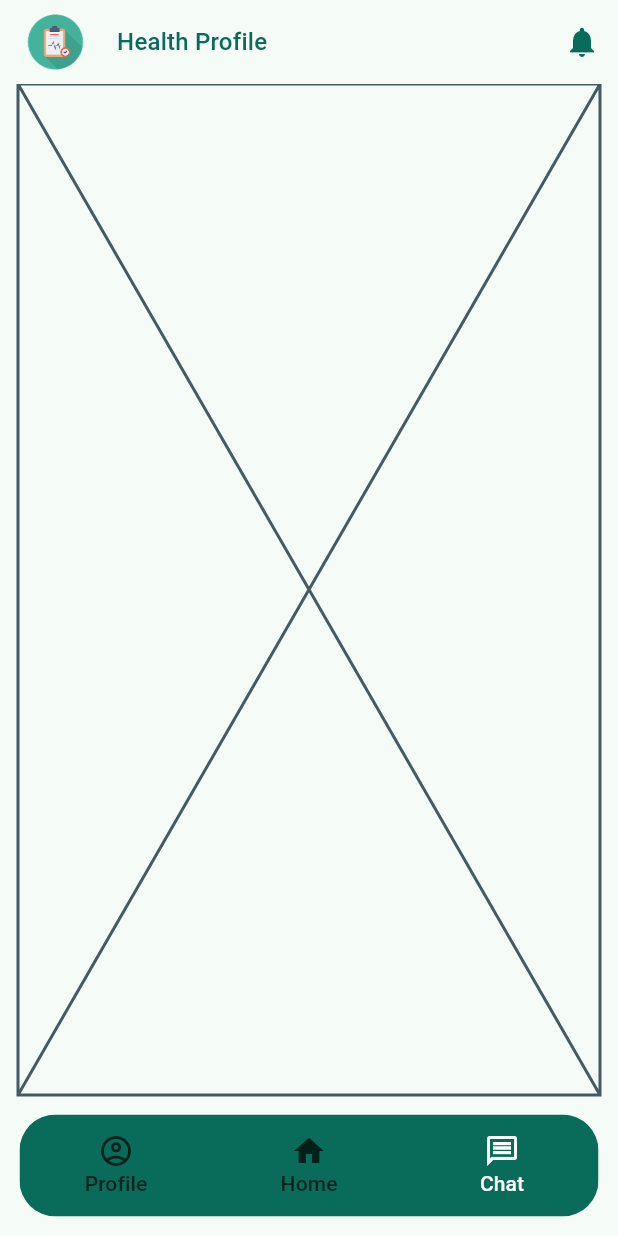
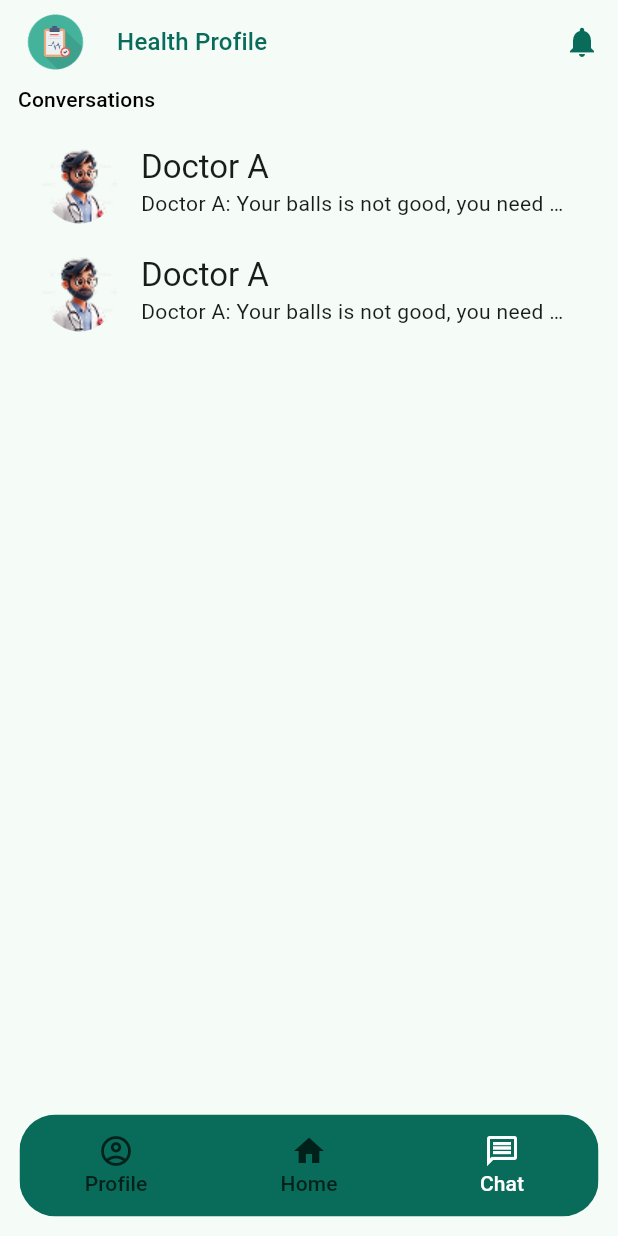
Before and after one commit to anhkien7780/health_profile, a Flutter app: the HomeChildPage screen opened directly, item 3 of the bottom bar chosen, on a phone screen of 412 x 824 dp. Run offline on Flutter 3.47's test engine with Material 3 defaults, Android fonts, the phone set to English and light mode, and no system bars; drawn by our look-alikes of loader_overlay; our stand-ins replace equatable, flutter_bloc, flutter_svg, go_router, google_fonts, shared_preferences and 1 more; accounts and stored records are empty; generated files the repository leaves out were written again; statements that could not run were skipped.

Commit message:
feat: add ChatBody

```diff
--- a/lib/common/app_dimens.dart
+++ b/lib/common/app_dimens.dart
@@ -9,6 +9,7 @@ class AppDimens {
 
   // Icon
   static const double iconSizeNormal = 24;
+  static const double iconChatRadius = 25;
 
   // Button
   static const double buttonHeightBig = 80;
--- a/lib/common/app_images.dart
+++ b/lib/common/app_images.dart
@@ -1,5 +1,6 @@
 class AppImages {
   AppImages._();
   static final icLogo = "assets/icon/ic_launcher.png";
-  static final iPlaceHolder = "assets/image/place_holder.svg";
+  static final icPlaceHolder = "assets/image/place_holder.svg";
+  static final icDoctor = "assets/image/ic_doctor.png";
 }
--- a/lib/l10n/intl_en.arb
+++ b/lib/l10n/intl_en.arb
@@ -51,5 +51,6 @@
   "verifyTitle": "Verify Code",
   "verifyHint": "Enter verify code",
   "resend": "Resend",
-  "doctor": "Doctor"
+  "doctor": "Doctor",
+  "conversations": "Conversations"
 }
--- a/lib/l10n/intl_vi.arb
+++ b/lib/l10n/intl_vi.arb
@@ -51,5 +51,6 @@
   "verifyTitle": "Mã xác thực",
   "verifyHint": "Nhập mã xác thực",
   "resend": "Gửi lại",
-  "doctor": "Bác sĩ"
+  "doctor": "Bác sĩ",
+  "conversations": "Đoạn hội thoại"
 }
--- a/lib/ui/pages/home/home_page.dart
+++ b/lib/ui/pages/home/home_page.dart
@@ -4,6 +4,7 @@ import 'package:health_profile/common/app_dimens.dart';
 import 'package:health_profile/ui/pages/home/home_cubit.dart';
 import 'package:health_profile/ui/pages/home/home_navigator.dart';
 import 'package:health_profile/ui/pages/home/home_state.dart';
+import 'package:health_profile/ui/pages/home/widgets/chat_body.dart';
 import 'package:health_profile/ui/pages/home/widgets/home_body.dart';
 import 'package:health_profile/ui/pages/home/widgets/profile_body.dart';
 import 'package:health_profile/ui/widgets/app_bar/base_app_bar.dart';
@@ -51,7 +52,7 @@ class _HomeChildPageState extends State<HomeChildPage> {
             return <Widget>[
               ProfileBody(),
               HomeBody(),
-              const Placeholder(),
+              ChatBody(),
             ][state.selectedPageIndex];
           },
         ),
--- /dev/null
+++ b/lib/ui/pages/home/widgets/chat_body.dart
@@ -0,0 +1,57 @@
+import 'package:flutter/material.dart';
+import 'package:health_profile/common/app_dimens.dart';
+import 'package:health_profile/common/app_images.dart';
+import 'package:health_profile/generated/l10n.dart';
+
+class ChatBody extends StatelessWidget {
+  const ChatBody({super.key});
+
+  @override
+  Widget build(BuildContext context) {
+    final theme = Theme.of(context);
+    return Column(
+      crossAxisAlignment: CrossAxisAlignment.start,
+      spacing: AppDimens.paddingNormal,
+      children: [
+        Text(
+          S.of(context).conversations,
+          style: theme.textTheme.titleSmall?.copyWith(color: Colors.black),
+        ),
+        Expanded(
+          child: ListView.builder(
+            itemCount: 2,
+            itemBuilder: (context, index) {
+              return ListTile(
+                tileColor: theme.colorScheme.surface,
+                shape: RoundedRectangleBorder(
+                  borderRadius: BorderRadius.all(
+                    Radius.circular(AppDimens.borderRadiusNormal),
+                  ),
+                ),
+                title: Text(
+                  "Doctor A",
+                  style: theme.textTheme.titleLarge?.copyWith(
+                    color: theme.colorScheme.onSurface,
+                  ),
+                ),
+                subtitle: Text(
+                  "Doctor A: Your balls is not good, you need do surgery",
+                  style: theme.textTheme.bodyMedium?.copyWith(
+                    color: theme.colorScheme.onSurface,
+                  ),
+                  maxLines: 1,
+                  overflow: TextOverflow.ellipsis,
+                ),
+                leading: CircleAvatar(
+                  backgroundColor: Colors.transparent,
+                  radius: AppDimens.iconChatRadius,
+                  backgroundImage: AssetImage(AppImages.icDoctor),
+                ),
+              );
+            },
+          ),
+        ),
+      ],
+    );
+  }
+}
--- a/lib/ui/pages/onboarding/onboarding_page.dart
+++ b/lib/ui/pages/onboarding/onboarding_page.dart
@@ -94,17 +94,17 @@ class _OnboardingChildPageState extends State<OnboardingChildPage> {
                   },
                   children: [
                     OnboardingPageViewChild(
-                      svgImagePath: AppImages.iPlaceHolder,
+                      svgImagePath: AppImages.icPlaceHolder,
                       headline: S.of(context).onboardingFirstHeadline,
                       detail: S.of(context).onBoardingFirstDetail,
                     ),
                     OnboardingPageViewChild(
-                      svgImagePath: AppImages.iPlaceHolder,
+                      svgImagePath: AppImages.icPlaceHolder,
                       headline: S.of(context).onBoardingSecondHeadline,
                       detail: S.of(context).onBoardingSecondDetail,
                     ),
                     OnboardingPageViewChild(
-                      svgImagePath: AppImages.iPlaceHolder,
+                      svgImagePath: AppImages.icPlaceHolder,
                       headline: S.of(context).onBoardingThirdHeadline,
                       detail: S.of(context).onBoardingThirdDetail,
                     ),
```
Also changed, not shown: assets/image/ic_doctor.png (added).
